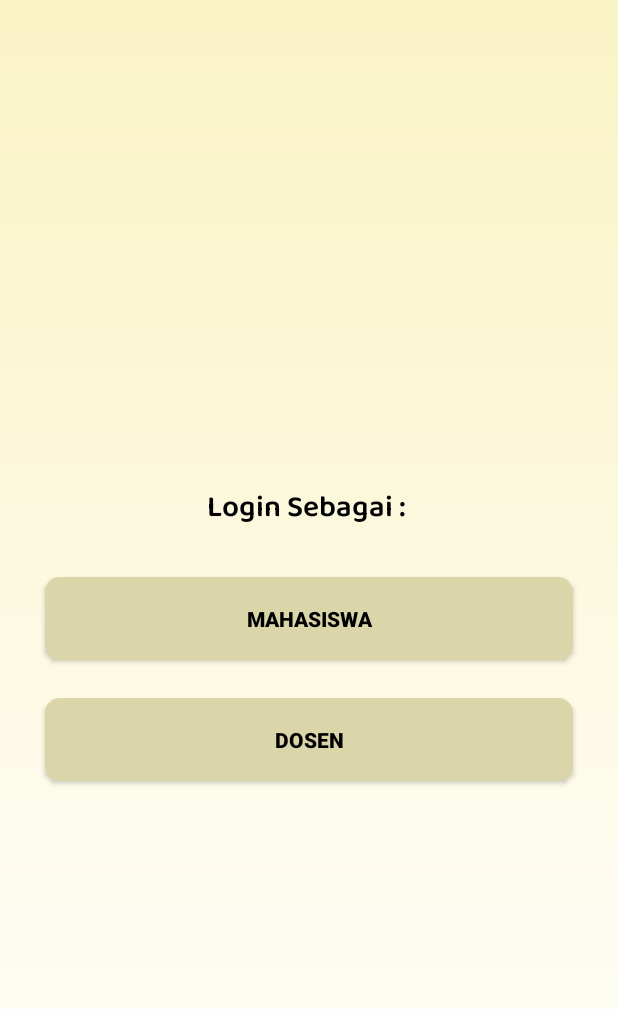
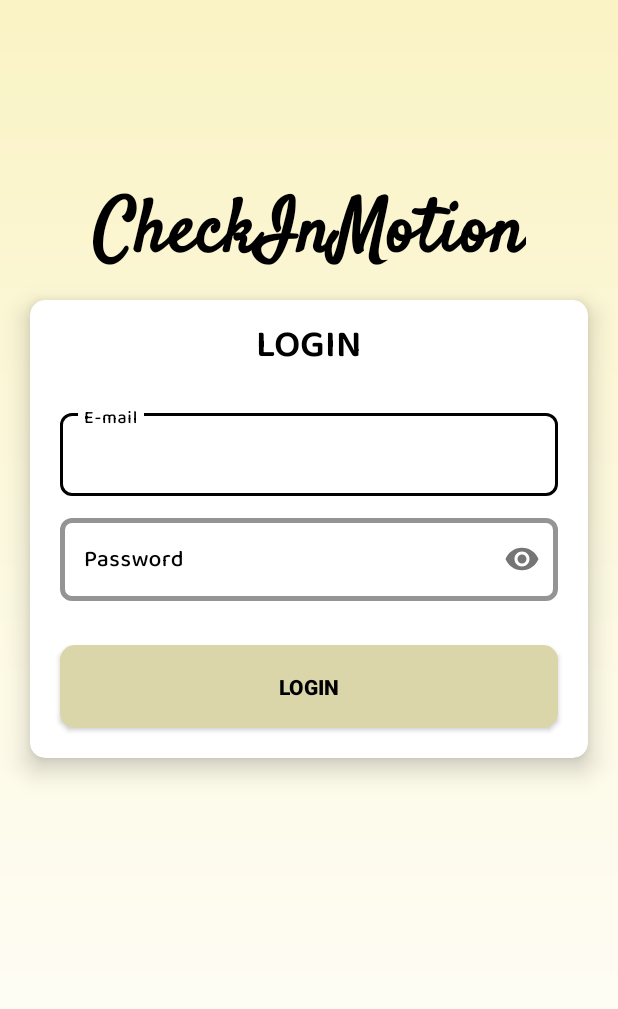
Before and after one commit to Lindalnd/Absensi-PPB-2, an Android app: the screen it shows after launch (SelectCategory before the commit, LoginMhsActivity after it), after a tap on "MAHASISWA", on a phone screen of 412 x 824 dp. Shown: the top 1009 px of the screen. Run offline under Robolectric (Android 15) with nearby library versions, the phone set to English and light mode, and no system bars; our stand-ins replace Firebase (no records; nobody signed in at launch, a user with empty details on screens opened directly).

Commit message:
layout login Mhs
layout login mahasiswa

```diff
--- a/app/src/main/AndroidManifest.xml
+++ b/app/src/main/AndroidManifest.xml
@@ -14,6 +14,9 @@
         android:supportsRtl="true"
         android:theme="@style/Theme.AbsensiPPB"
         tools:targetApi="31">
+        <activity
+            android:name=".LoginMhsActivity"
+            android:exported="false" />
         <activity
             android:name=".SelectCategory"
             android:exported="false">
--- /dev/null
+++ b/app/src/main/java/com/lindainaya/absensippb/LoginMhsActivity.kt
@@ -0,0 +1,11 @@
+package com.lindainaya.absensippb
+
+import androidx.appcompat.app.AppCompatActivity
+import android.os.Bundle
+
+class LoginMhsActivity : AppCompatActivity() {
+    override fun onCreate(savedInstanceState: Bundle?) {
+        super.onCreate(savedInstanceState)
+        setContentView(R.layout.activity_login_mhs)
+    }
+}
--- a/app/src/main/java/com/lindainaya/absensippb/SelectCategory.kt
+++ b/app/src/main/java/com/lindainaya/absensippb/SelectCategory.kt
@@ -16,9 +16,8 @@ class SelectCategory : AppCompatActivity() {
         setContentView(binding.root)
 
         binding.btnCategoryMhs.setOnClickListener {
-            Toast.makeText(this, "Maaf masih dalam proses" , Toast.LENGTH_SHORT).show()
-//            val loginMhs = Intent(this, LoginActivity::class.java)
-//            startActivity(loginMhs)
+            val loginMhs = Intent(this, LoginMhsActivity::class.java)
+            startActivity(loginMhs)
         }
         binding.btnCategoryDsn.setOnClickListener {
             val loginDsn = Intent(this, LoginActivity::class.java)
--- /dev/null
+++ b/app/src/main/res/layout/activity_login_mhs.xml
@@ -0,0 +1,127 @@
+<?xml version="1.0" encoding="utf-8"?>
+<androidx.constraintlayout.widget.ConstraintLayout xmlns:android="http://schemas.android.com/apk/res/android"
+    xmlns:app="http://schemas.android.com/apk/res-auto"
+    xmlns:tools="http://schemas.android.com/tools"
+    android:layout_width="match_parent"
+    android:layout_height="match_parent"
+    android:background="@drawable/gradient"
+    tools:context=".LoginMhsActivity">
+
+    <TextView
+        android:layout_width="wrap_content"
+        android:layout_height="wrap_content"
+        app:layout_constraintStart_toStartOf="parent"
+        app:layout_constraintEnd_toEndOf="parent"
+        app:layout_constraintTop_toTopOf="parent"
+        android:text="CheckInMotion"
+        android:textStyle="bold"
+        android:textSize="50dp"
+        android:fontFamily="@font/satisfy_regular"
+        android:textColor="@color/black"
+        android:layout_marginTop="120dp"/>
+
+    <androidx.cardview.widget.CardView
+        android:layout_width="match_parent"
+        android:layout_height="wrap_content"
+        android:layout_marginRight="20dp"
+        android:layout_marginLeft="20dp"
+        android:layout_marginTop="200dp"
+        app:cardCornerRadius="10dp"
+        app:cardElevation="10dp"
+        app:layout_constraintTop_toTopOf="parent"
+        android:background="@color/white">
+
+        <TextView
+            android:id="@+id/nim"
+            android:layout_width="wrap_content"
+            android:layout_height="wrap_content"
+            android:layout_gravity="center_horizontal"
+            android:layout_marginTop="10dp"
+            android:layout_marginBottom="10dp"
+            android:fontFamily="@font/baloo2_semibold"
+            android:text="LOGIN"
+            android:textColor="@color/black"
+            android:textSize="25sp"
+            android:textStyle="bold" />
+
+        <com.google.android.material.textfield.TextInputLayout
+            style="@style/Widget.MaterialComponents.TextInputLayout.OutlinedBox"
+            android:layout_width="match_parent"
+            android:layout_height="wrap_content"
+            android:layout_marginTop="70dp"
+            android:layout_marginLeft="20dp"
+            android:layout_marginRight="20dp"
+            android:textColorHint="@color/black"
+            app:boxCornerRadiusBottomEnd="8dp"
+            app:boxCornerRadiusBottomStart="8dp"
+            app:boxCornerRadiusTopEnd="8dp"
+            app:boxCornerRadiusTopStart="8dp"
+            app:boxStrokeColor="@color/black"
+            app:boxStrokeErrorColor="#E80606"
+            app:boxStrokeWidth="3dp"
+            app:hintTextColor="@color/black">
+
+            <com.google.android.material.textfield.TextInputEditText
+                android:id="@+id/input_emailMhs"
+                android:layout_width="match_parent"
+                android:layout_height="55dp"
+                android:hint="E-mail"
+                android:gravity="center_vertical"
+                android:inputType="textEmailAddress"
+                android:fontFamily="@font/baloo2_medium"
+                android:textColor="@color/black"
+                android:textSize="15sp" />
+
+        </com.google.android.material.textfield.TextInputLayout>
+
+        <com.google.android.material.textfield.TextInputLayout
+            style="@style/Widget.MaterialComponents.TextInputLayout.OutlinedBox"
+            android:layout_width="match_parent"
+            android:layout_height="wrap_content"
+            android:layout_marginTop="140dp"
+            android:layout_marginLeft="20dp"
+            android:layout_marginRight="20dp"
+            android:textColorHint="@color/black"
+            app:boxCornerRadiusBottomEnd="8dp"
+            app:boxCornerRadiusBottomStart="8dp"
+            app:boxCornerRadiusTopEnd="8dp"
+            app:boxCornerRadiusTopStart="8dp"
+            app:boxStrokeColor="@color/black"
+            app:boxStrokeErrorColor="#E80606"
+            app:boxStrokeWidth="3dp"
+            app:passwordToggleEnabled="true"
+            app:hintTextColor="@color/black">
+
+            <com.google.android.material.textfield.TextInputEditText
+                android:id="@+id/input_passMhs"
+                android:layout_width="match_parent"
+                android:layout_height="55dp"
+                android:hint="Password"
+                android:layout_marginBottom="20dp"
+                android:gravity="center_vertical"
+                android:inputType="textPassword"
+                android:fontFamily="@font/baloo2_medium"
+                android:textColor="@color/black"
+                android:textSize="15sp" />
+
+
+        </com.google.android.material.textfield.TextInputLayout>
+
+        <androidx.appcompat.widget.AppCompatButton
+            android:id="@+id/btn_loginMhs"
+            android:layout_width="match_parent"
+            android:layout_height="55dp"
+            android:text="LOGIN"
+            android:textColor="@color/black"
+            android:textStyle="bold"
+            android:background="@drawable/button"
+            android:backgroundTint="@color/color_button"
+            android:layout_marginLeft="20dp"
+            android:layout_marginRight="20dp"
+            android:layout_marginTop="230dp"
+            android:layout_marginBottom="20dp"/>
+
+    </androidx.cardview.widget.CardView>
+
+
+</androidx.constraintlayout.widget.ConstraintLayout>
--- a/app/src/main/res/layout/activity_sign_up_dosen.xml
+++ b/app/src/main/res/layout/activity_sign_up_dosen.xml
@@ -68,10 +68,10 @@
                 android:id="@+id/nim"
                 android:layout_width="wrap_content"
                 android:layout_height="wrap_content"
+                android:layout_marginHorizontal="20dp"
+                android:layout_marginTop="10dp"
                 android:fontFamily="@font/baloo2_semibold"
-                android:text="Nama Mahasiswa"
-                android:layout_marginTop="10dp"
-                android:layout_marginHorizontal="20dp"
+                android:text="Nama Dosen"
                 android:textColor="@color/black"
                 android:textSize="15sp"
                 android:textStyle="bold" />
@@ -80,10 +80,10 @@
                 android:id="@+id/edt_namaMhs"
                 android:layout_width="match_parent"
                 android:layout_height="45dp"
+                android:layout_marginHorizontal="20dp"
+                android:layout_marginTop="40dp"
                 android:background="@drawable/kotak2"
-                android:layout_marginTop="40dp"
-                android:layout_marginHorizontal="20dp"
-                android:hint="Masukkan Nama Mahasiswa"
+                android:hint="Masukkan Nama Dosen"
                 android:inputType="text"
                 android:paddingStart="14dp"
                 android:textSize="16sp"
```
